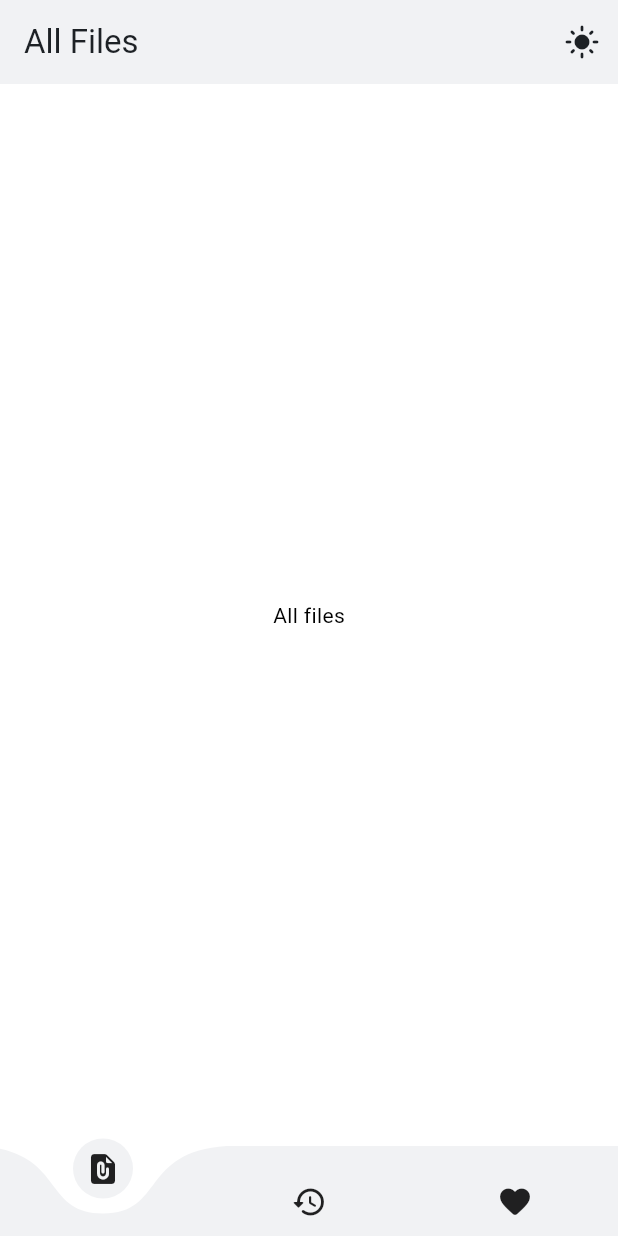
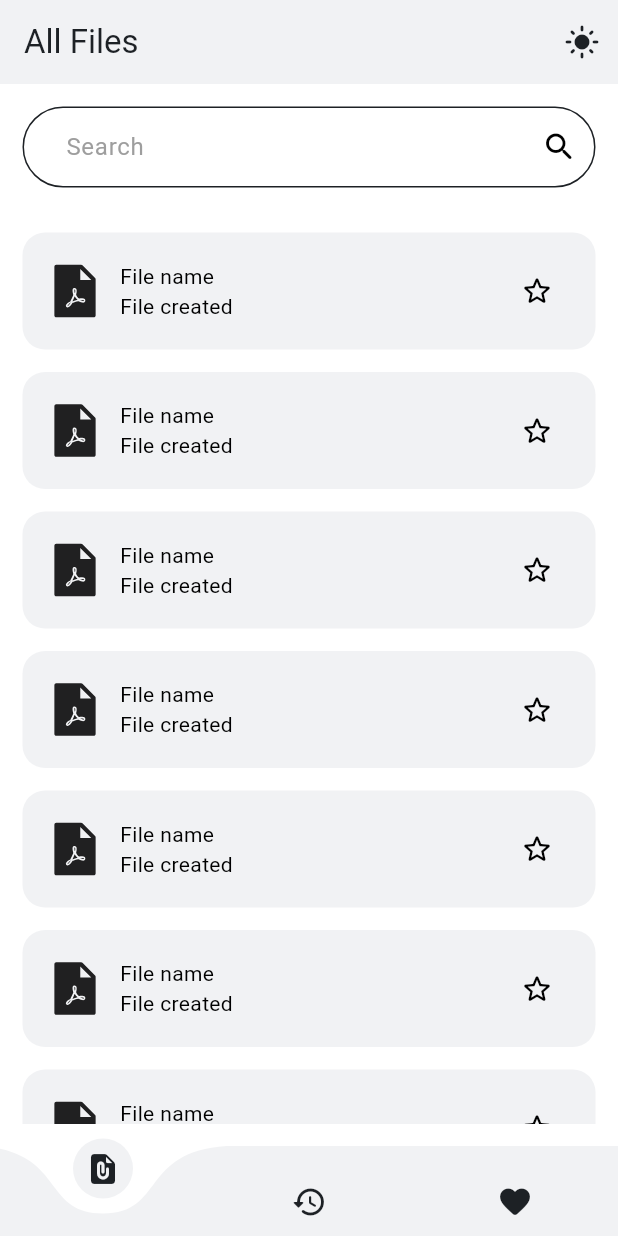
Before and after one commit to itsHuaan/PDF-Reader, a Flutter app: the screen it shows after launch, on a phone screen of 412 x 824 dp. Run offline on Flutter 3.47's test engine with Material 3 defaults, Android fonts, the phone set to English and light mode, and no system bars; drawn by our look-alikes of curved_navigation_bar; our stand-ins replace icons_plus, shared_preferences.

```diff
--- a/lib/components/my_bottom_bar.dart
+++ b/lib/components/my_bottom_bar.dart
@@ -3,7 +3,10 @@ import 'package:flutter/material.dart';
 
 class MyBottomBar extends StatelessWidget {
   final void Function(int)? onTap;
-  const MyBottomBar({super.key, this.onTap,});
+  const MyBottomBar({
+    super.key,
+    this.onTap,
+  });
 
   @override
   Widget build(BuildContext context) {
@@ -13,10 +16,19 @@ class MyBottomBar extends StatelessWidget {
       animationDuration: const Duration(milliseconds: 300),
       backgroundColor: Theme.of(context).colorScheme.surface,
       color: Theme.of(context).colorScheme.primary,
-      items: const [
-        Icon(Icons.file_present_rounded),
-        Icon(Icons.history_rounded),
-        Icon(Icons.favorite_rounded),
+      items: [
+        Icon(
+          Icons.file_present_rounded,
+          color: Theme.of(context).colorScheme.inversePrimary,
+        ),
+        Icon(
+          Icons.history_rounded,
+          color: Theme.of(context).colorScheme.inversePrimary,
+        ),
+        Icon(
+          Icons.favorite_rounded,
+          color: Theme.of(context).colorScheme.inversePrimary,
+        ),
       ],
     );
   }
--- /dev/null
+++ b/lib/components/my_text_field.dart
@@ -0,0 +1,56 @@
+import 'package:flutter/material.dart';
+
+class MyTextField extends StatelessWidget {
+  final String? hintText;
+  final Widget? suffixIcon;
+  final double borderRadius;
+  const MyTextField({
+    super.key,
+    this.suffixIcon,
+    this.hintText,
+    this.borderRadius = 4.0,
+  });
+
+  @override
+  Widget build(BuildContext context) {
+    return TextField(
+      cursorRadius: const Radius.circular(100.0),
+      cursorColor: Theme.of(context).colorScheme.inverseSurface,
+      decoration: InputDecoration(
+        contentPadding: const EdgeInsets.symmetric(horizontal: 25.0, vertical: 15.0),
+        hintText: hintText,
+        hintStyle: const TextStyle(
+          color: Colors.grey,
+        ),
+        suffixIcon: suffixIcon,
+        enabledBorder: OutlineInputBorder(
+          borderSide: BorderSide(
+            color: Theme.of(context).colorScheme.inversePrimary,
+          ),
+          borderRadius: BorderRadius.circular(borderRadius),
+        ),
+        focusedBorder: OutlineInputBorder(
+          borderSide: BorderSide(
+            color: Theme.of(context).colorScheme.inversePrimary,
+          ),
+          borderRadius: BorderRadius.circular(borderRadius),
+        ),
+        errorBorder: OutlineInputBorder(
+          borderSide: BorderSide(
+            color: Theme.of(context).colorScheme.inversePrimary,
+          ),
+          borderRadius: BorderRadius.circular(borderRadius),
+        ),
+        focusedErrorBorder: OutlineInputBorder(
+          borderSide: BorderSide(
+            color: Theme.of(context).colorScheme.inversePrimary,
+          ),
+          borderRadius: BorderRadius.circular(borderRadius),
+        ),
+      ),
+      style: TextStyle(
+        color: Theme.of(context).colorScheme.inverseSurface,
+      ),
+    );
+  }
+}
--- /dev/null
+++ b/lib/components/my_tile.dart
@@ -0,0 +1,48 @@
+import 'package:flutter/material.dart';
+import 'package:icons_plus/icons_plus.dart';
+
+class MyTile extends StatelessWidget {
+  const MyTile({super.key});
+
+  @override
+  Widget build(BuildContext context) {
+    return GestureDetector(
+      onTap: () {},
+      child: Container(
+        decoration: BoxDecoration(
+          color: Theme.of(context).colorScheme.primary,
+          borderRadius: BorderRadius.circular(15.0),
+        ),
+        padding: const EdgeInsets.all(15.0),
+        margin: const EdgeInsets.only(
+          top: 15.0,
+          left: 15.0,
+          right: 15.0,
+        ),
+        child: Row(
+          children: [
+            const Padding(
+              padding: EdgeInsets.only(right: 10.0),
+              child: Icon(
+                AntDesign.file_pdf_fill,
+                size: 40.0,
+              ),
+            ),
+            const Column(
+              crossAxisAlignment: CrossAxisAlignment.start,
+              children: [
+                Text("File name"),
+                Text("File created"),
+              ],
+            ),
+            const Spacer(),
+            IconButton(
+              onPressed: () {},
+              icon: const Icon(Icons.star_outline_rounded),
+            )
+          ],
+        ),
+      ),
+    );
+  }
+}
--- a/lib/pages/all_file_page.dart
+++ b/lib/pages/all_file_page.dart
@@ -1,15 +1,38 @@
 import 'package:flutter/material.dart';
+import 'package:pdf_reader/components/my_text_field.dart';
+import 'package:pdf_reader/components/my_tile.dart';
 
 class AllFilePage extends StatelessWidget {
   const AllFilePage({super.key});
 
   @override
   Widget build(BuildContext context) {
-    return const Center(
+    return Center(
       child: Column(
         mainAxisAlignment: MainAxisAlignment.center,
         children: [
-          Text("All files"),
+          Padding(
+            padding: const EdgeInsets.all(15.0),
+            child: MyTextField(
+              hintText: 'Search',
+              borderRadius: 50.0,
+              suffixIcon: IconButton(
+                onPressed: () {},
+                icon: const Icon(
+                  Icons.search_rounded,
+                ),
+              ),
+            ),
+          ),
+          Expanded(
+            child: ListView.builder(
+              itemCount: 10,
+              itemBuilder: (context, index) {
+                return const MyTile();
+              },
+            ),
+          ),
+          const SizedBox(height: 15.0),
         ],
       ),
     );
--- a/pubspec.yaml
+++ b/pubspec.yaml
@@ -38,6 +38,8 @@ dependencies:
   provider: ^6.1.2
   curved_navigation_bar: ^1.0.6
   shared_preferences: ^2.3.2
+  icons_plus: ^5.0.0
+  path_provider: ^2.1.4
 
 dev_dependencies:
   flutter_test:
```
Also changed, not shown: lib/models/pdf_provider.dart (added), pubspec.lock, 2 other files.
